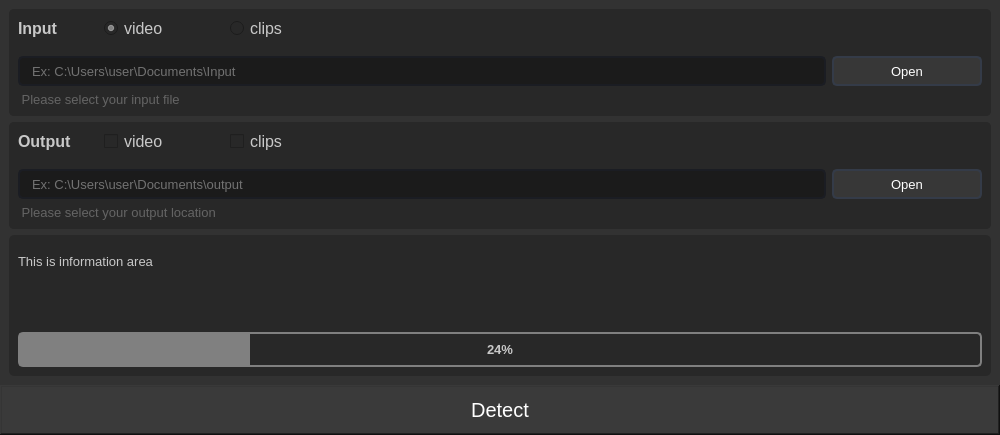
Qt form user_interface/form/ui_page2.ui (mmiikeke/Lane_Detection) before a commit.
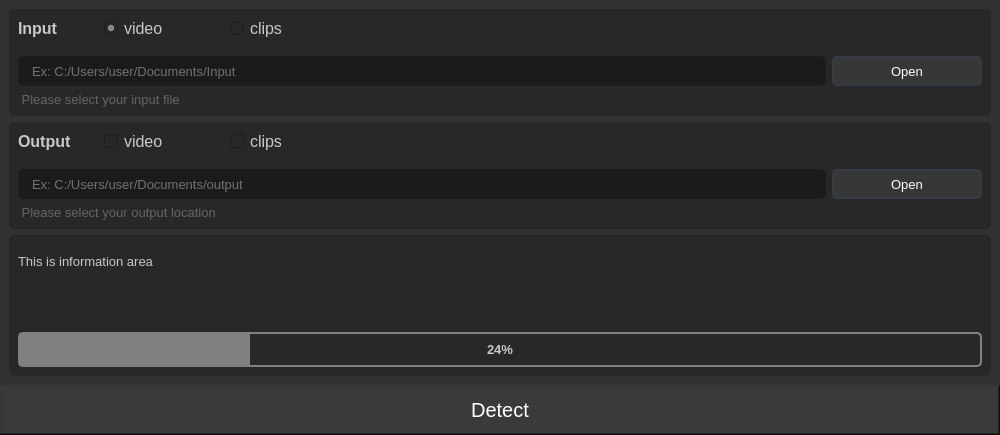
The same form after that commit. Icons and pictures are not drawn.

Diff of the .ui file:
```diff
--- a/user_interface/form/ui_page2.ui
+++ b/user_interface/form/ui_page2.ui
@@ -253,7 +253,7 @@
 }</string>
                    </property>
                    <property name="placeholderText">
-                    <string>Ex: C:\Users\user\Documents\Input</string>
+                    <string>Ex: C:/Users/user/Documents/Input</string>
                    </property>
                   </widget>
                  </item>
@@ -481,7 +481,7 @@
 }</string>
                    </property>
                    <property name="placeholderText">
-                    <string>Ex: C:\Users\user\Documents\output</string>
+                    <string>Ex: C:/Users/user/Documents/output</string>
                    </property>
                   </widget>
                  </item>
```
